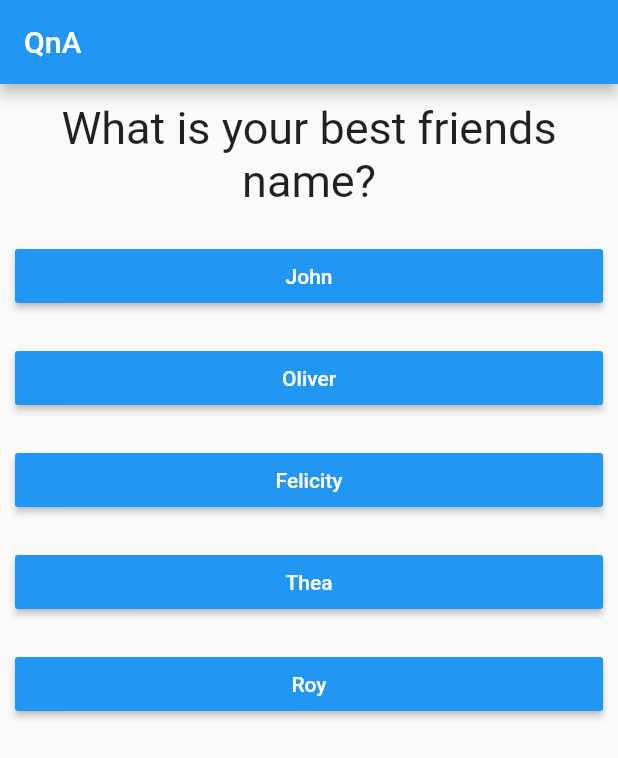
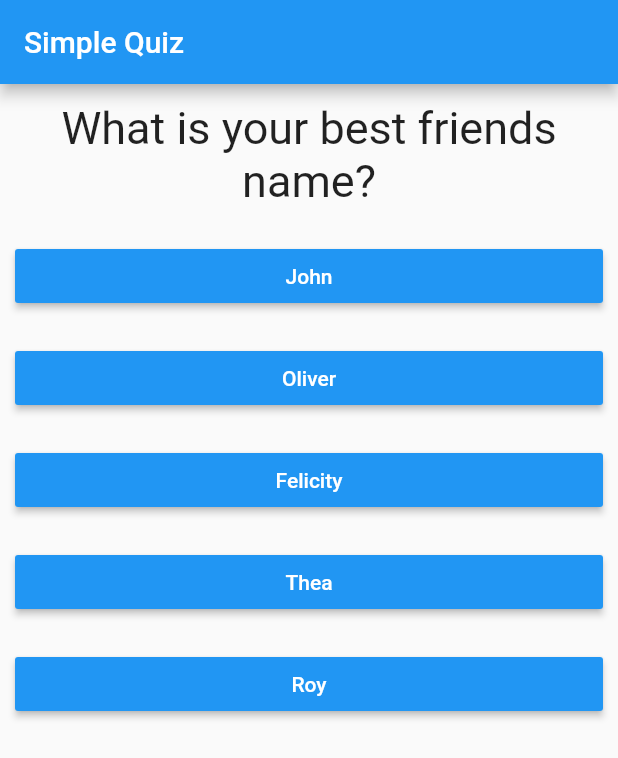
Before and after one commit to bastolasuraj/learningDarrt, a Flutter app: the screen it shows after launch, after a tap on "Red", on a phone screen of 412 x 824 dp. Shown: the top 758 px of the screen. Run offline on Flutter 3.47's test engine with Material 2 defaults, Android fonts, the phone set to English and light mode, and no system bars.

Commit message:
A Simple Quiz App created by a Flutter NOOB

```diff
--- a/lib/main.dart
+++ b/lib/main.dart
@@ -17,24 +17,67 @@ class _LearningFlutterState extends State<LearningFlutter> {
   final _questions = const [
     {
       "questionText": "What is your birth color?",
-      "answers": ["Red", "Green", "Blue", "Black", "White"]
+      "answers": [
+        {"score": 10, "text": "Red"},
+        {"score": 20, "text": "Green"},
+        {"score": 30, "text": "Blue"},
+        {"score": 40, "text": "Black"},
+        {"score": 50, "text": "White"}
+      ]
     },
     {
       "questionText": "What is your best friends name?",
-      "answers": ["John", "Oliver", "Felicity", "Thea", "Roy"]
+      "answers": [
+        {"score": 20, "text": "John"},
+        {"score": 30, "text": "Oliver"},
+        {"score": 40, "text": "Felicity"},
+        {"score": 50, "text": "Thea"},
+        {"score": 10, "text": "Roy"}
+      ]
     },
     {
       "questionText": "What is your name?",
-      "answers": ["Spartan", "Arrow", "Over Watch", "Speedy", "Arsenal"]
+      "answers": [
+        {"score": 30, "text": "Spartan"},
+        {"score": 40, "text": "Arrow"},
+        {"score": 50, "text": "Over Watch"},
+        {"score": 10, "text": "Speedy"},
+        {"score": 20, "text": "Arsenal"}
+      ]
     },
     {
       "questionText": "What is your Father's name?",
-      "answers": ["JJ", "Robert", "Gwendolyn", "Maria", "Laila"]
+      "answers": [
+        {"score": 40, "text": "JJ"},
+        {"score": 50, "text": "Robert"},
+        {"score": 10, "text": "Gwendolyn"},
+        {"score": 20, "text": "Maria"},
+        {"score": 30, "text": "Laila"}
+      ]
     },
+    {
+      "questionText": "What is your favourite animal?",
+      "answers": [
+        {"score": 50, "text": "Snake"},
+        {"score": 10, "text": "Hawk"},
+        {"score": 20, "text": "Eagle"},
+        {"score": 30, "text": "Frog"},
+        {"score": 40, "text": "Slug"}
+      ]
+    }
   ];
   var _questionIndex = 0;
+  var _totalScore = 0;
 
-  void _answerQuestions() {
+  void _resetQuiz() {
+    setState(() {
+      _questionIndex = 0;
+      _totalScore = 0;
+    });
+  }
+
+  void _answerQuestions(int score) {
+    _totalScore += score;
     setState(() {
       _questionIndex = _questionIndex + 1;
     });
@@ -45,7 +88,7 @@ class _LearningFlutterState extends State<LearningFlutter> {
     return MaterialApp(
       home: Scaffold(
         appBar: AppBar(
-          title: Text("QnA"),
+          title: Text("Simple Quiz"),
         ),
         body: _questionIndex < _questions.length
             ? Quiz(
@@ -53,7 +96,7 @@ class _LearningFlutterState extends State<LearningFlutter> {
                 questionIndex: _questionIndex,
                 questions: _questions,
               )
-            : Result(),
+            : Result(_totalScore, _resetQuiz),
       ),
     );
   }
--- a/lib/quiz.dart
+++ b/lib/quiz.dart
@@ -20,8 +20,9 @@ class Quiz extends StatelessWidget {
         Question(
           questions[questionIndex]['questionText'],
         ),
-        ...(questions[questionIndex]['answers'] as List<String>).map((answer) {
-          return Answer(answerQuestion, answer);
+        ...(questions[questionIndex]['answers'] as List<Map<String, Object>>)
+            .map((answer) {
+          return Answer(() => answerQuestion(answer['score']), answer['text']);
         }).toList(),
       ],
     );
```
Also changed, not shown: lib/result.dart (+26 -1 lines).
